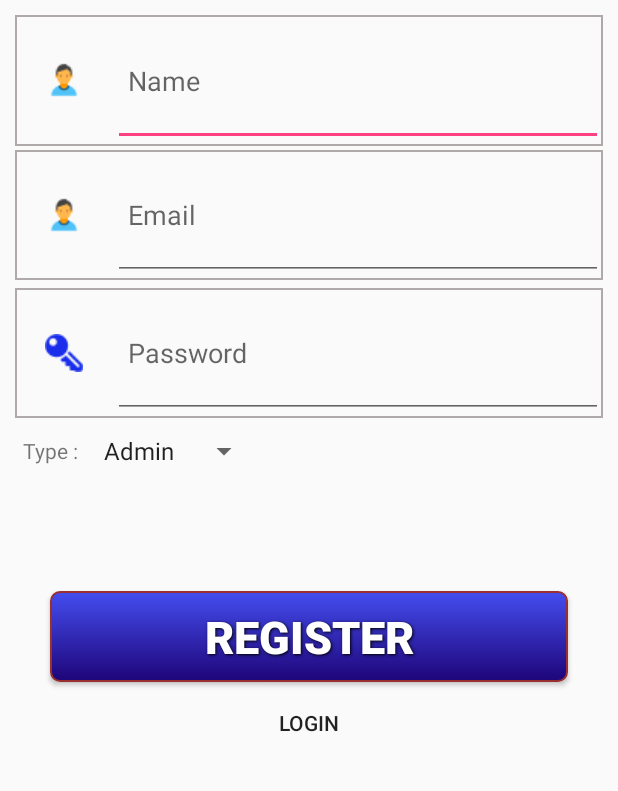
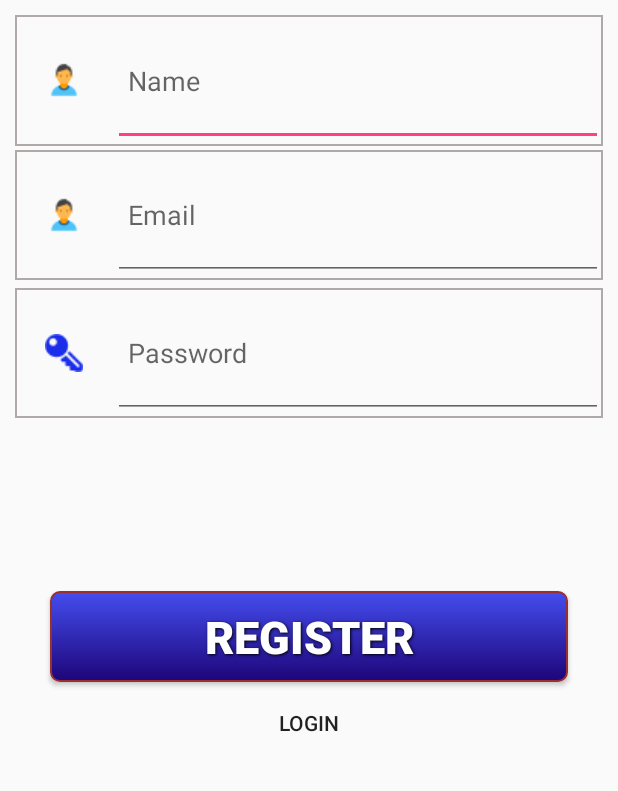
Before and after one commit to Taha-Hussain/books-gram, an Android app: the RegisterActivity screen opened directly, with no data from a screen before it, on a phone screen of 412 x 824 dp, the part 371-1162 px from its top. Run offline under Robolectric (Android 15) with nearby library versions, the phone set to English and light mode, and no system bars.

Commit message:
Added Free New Hosting
Added Free New Hosting

```diff
--- a/app/src/main/java/com/ticktech/booksgram/ForgetPasswordActivity.java
+++ b/app/src/main/java/com/ticktech/booksgram/ForgetPasswordActivity.java
@@ -103,7 +103,7 @@ public class ForgetPasswordActivity extends AppCompatActivity {
         protected void onPostExecute(String result) {
             super.onPostExecute(result);
             progressDialog.dismiss();
-            if (result.equals("\n200")) {
+            if (result.equals("200")) {
                 showMessage("Your New Password Has been Sent To your Email Address.");
                 afterLoginProcess();
             } else {
@@ -114,7 +114,9 @@ public class ForgetPasswordActivity extends AppCompatActivity {
     }
 
     public String loginRequestToWebServer(String mEmail) {
-        String url = "http://friendsfashion.net/android/book/forgetPassword.php";
+
+        String url = "http://bookgram.000webhostapp.com/app/forgetPassword.php";
+//      String url = "http://friendsfashion.net/android/book/forgetPassword.php";
         String strResponse = "No response";
 
         HttpClient httpclient = new DefaultHttpClient();
--- a/app/src/main/java/com/ticktech/booksgram/parser/BooksJsonParser.java
+++ b/app/src/main/java/com/ticktech/booksgram/parser/BooksJsonParser.java
@@ -27,7 +27,10 @@ public class BooksJsonParser {
         mSharedPreferences = PreferenceManager.getDefaultSharedPreferences (context);
         String strEmail = mSharedPreferences.getString("key_email", "");
 
-        String JsonBooks = MyHttpService.httpGet("http://friendsfashion.net/android/book/getBooksApi.php?email="+strEmail);
+
+
+        String JsonBooks = MyHttpService.httpGet("https://bookgram.000webhostapp.com/app/getBooksApi.php?email="+strEmail);
+//        String JsonBooks = MyHttpService.httpGet("http://friendsfashion.net/android/book/getBooksApi.php?email="+strEmail);
         try {
             JSONArray json = new JSONArray(JsonBooks);
             for (int i = 0; i < json.length(); i++) {
--- a/app/src/main/java/com/ticktech/booksgram/parser/FavGenresApi.java
+++ b/app/src/main/java/com/ticktech/booksgram/parser/FavGenresApi.java
@@ -26,7 +26,9 @@ public class FavGenresApi {
 
         mSharedPreferences = PreferenceManager.getDefaultSharedPreferences (context);
         String strEmail = mSharedPreferences.getString("key_email", "");
-        String genreCallResponse = MyHttpService.httpGet("http://friendsfashion.net/android/book/insertUpdateFavCategories.php?email="+strEmail+"&categoryIds="+genresStr);
+
+//        String genreCallResponse = MyHttpService.httpGet("http://friendsfashion.net/android/book/insertUpdateFavCategories.php?email="+strEmail+"&categoryIds="+genresStr);
+        String genreCallResponse = MyHttpService.httpGet("https://bookgram.000webhostapp.com/app/insertUpdateFavCategories.php?email="+strEmail+"&categoryIds="+genresStr);
 
         try {
             JSONArray json = new JSONArray(genreCallResponse);
--- a/app/src/main/java/com/ticktech/booksgram/parser/GenresJsonParser.java
+++ b/app/src/main/java/com/ticktech/booksgram/parser/GenresJsonParser.java
@@ -28,10 +28,12 @@ public class GenresJsonParser {
         mSharedPreferences = PreferenceManager.getDefaultSharedPreferences (context);
         String strEmail = mSharedPreferences.getString("key_email", "");
 
-        String JsonGenres = MyHttpService.httpGet("http://friendsfashion.net/android/book/getBookCategory.php?email="+strEmail);
+        String JsonGenres = MyHttpService.httpGet("http://bookgram.000webhostapp.com/app/getBookCategory.php?email="+strEmail);
+//        String JsonGenres = MyHttpService.httpGet("http://friendsfashion.net/android/book/getBookCategory.php?email="+strEmail);
         try {
             JSONArray json = new JSONArray(JsonGenres);
-            for (int i = 0; i < json.length(); i++) {
+            for (int i = 0; i < json.length(); i++)
+            {
                 Genres genres = new Genres();
                 JSONObject MyJsonObject = json.getJSONObject(i);
 
--- a/app/src/main/res/layout/activity_register.xml
+++ b/app/src/main/res/layout/activity_register.xml
@@ -205,21 +205,21 @@
                     android:layout_marginLeft="5dp"
                     android:layout_weight="1">
 
-                    <TextView
-                        android:layout_width="wrap_content"
-                        android:layout_height="wrap_content"
-                        android:layout_gravity="center"
-                        android:layout_marginLeft="10dp"
-                        android:text="Type : " />
+                    <!--<TextView-->
+                        <!--android:layout_width="wrap_content"-->
+                        <!--android:layout_height="wrap_content"-->
+                        <!--android:layout_gravity="center"-->
+                        <!--android:layout_marginLeft="10dp"-->
+                        <!--android:text="Type : " />-->
 
-                    <Spinner
-                        android:id="@+id/spinner1"
-                        android:layout_width="wrap_content"
-                        android:layout_height="wrap_content"
-                        android:layout_gravity="center"
-                        android:layout_marginLeft="5dp"
-                        android:entries="@array/type_arrays"
-                        android:prompt="@string/type_prompt" />
+                    <!--<Spinner-->
+                        <!--android:id="@+id/spinner1"-->
+                        <!--android:layout_width="wrap_content"-->
+                        <!--android:layout_height="wrap_content"-->
+                        <!--android:layout_gravity="center"-->
+                        <!--android:layout_marginLeft="5dp"-->
+                        <!--android:entries="@array/type_arrays"-->
+                        <!--android:prompt="@string/type_prompt" />-->
 
 
                 </LinearLayout>
```
Also changed, not shown: app/src/main/java/com/ticktech/booksgram/GenreActivity.java (+23 -0 lines), app/src/main/java/com/ticktech/booksgram/LoginActivity.java (+48 -3 lines), app/src/main/java/com/ticktech/booksgram/RegisterActivity.java (+10 -6 lines), app/src/main/java/com/ticktech/booksgram/model/FavGenreCountDatasource.java (added, +18 -0 lines), app/src/main/java/com/ticktech/booksgram/model/FavGenreCsvDatasource.java (added, +18 -0 lines), app/src/main/java/com/ticktech/booksgram/parser/FavGenresCountApi.java (added, +43 -0 lines), app/src/main/java/com/ticktech/booksgram/parser/FavGenresCsvApi.java (added, +43 -0 lines).
